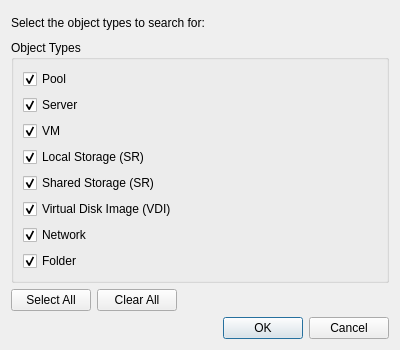
Qt form src/xenadmin-ui/dialogs/customsearchdialog.ui (benapetr/XenAdminQt) before a commit.
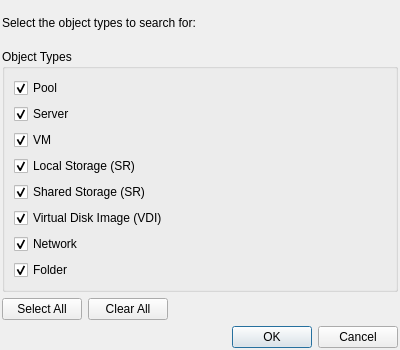
The same form after that commit.

The edit to the form file:
```diff
--- a/src/xenadmin-ui/dialogs/customsearchdialog.ui
+++ b/src/xenadmin-ui/dialogs/customsearchdialog.ui
@@ -14,6 +14,18 @@
    <string>Custom Search Scope</string>
   </property>
   <layout class="QVBoxLayout" name="verticalLayout">
+   <property name="leftMargin">
+    <number>2</number>
+   </property>
+   <property name="topMargin">
+    <number>2</number>
+   </property>
+   <property name="rightMargin">
+    <number>2</number>
+   </property>
+   <property name="bottomMargin">
+    <number>2</number>
+   </property>
    <item>
     <widget class="QLabel" name="label">
      <property name="text">
```
Left out of the diff: 6 changed lines with no effect on the pictures.
